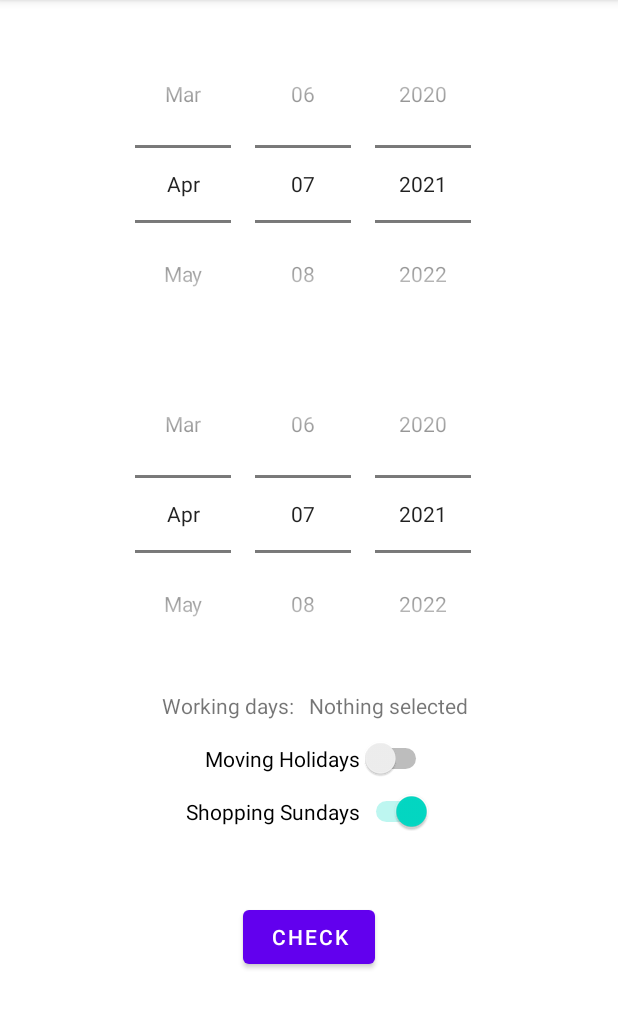
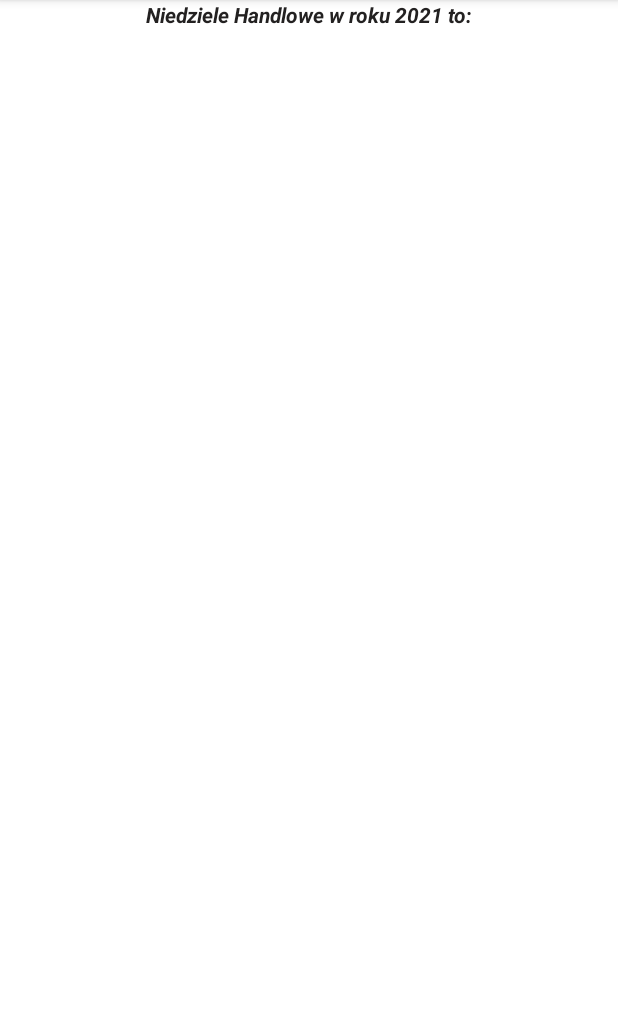
Before and after one commit to ptylczynski/perpetual-callendar, an Android app: the screen it shows after launch (MainActivity before the commit, ShoppingSundaysActivity after it), after a tap on "CHECK", on a phone screen of 412 x 824 dp, the part 84-1113 px from its top. Run offline under Robolectric (Android 15) with nearby library versions, the phone set to English and light mode, and no system bars; 2 other taps on this screen came first.

Commit message:
shopping sundays add

```diff
--- a/app/src/main/java/cloud/ptl/perpetualcallendar/Helpers.java
+++ b/app/src/main/java/cloud/ptl/perpetualcallendar/Helpers.java
@@ -88,7 +88,7 @@ public class Helpers {
         int year = datePicker.getYear();
         LocalDate januaryLastDay = LocalDate.of(year, 1, 31);
         LocalDate aprilLastDay = LocalDate.of(year, 4, 30);
-        LocalDate juneLastDay = LocalDate.of(year, 6, 31);
+        LocalDate juneLastDay = LocalDate.of(year, 6, 30);
         LocalDate augustLastDay = LocalDate.of(year, 8, 31);
         LocalDate xmas = LocalDate.of(year, 12, 25);
         LocalDate easter = Helpers.easterDate(datePicker);
--- a/app/src/main/java/cloud/ptl/perpetualcallendar/MainActivity.java
+++ b/app/src/main/java/cloud/ptl/perpetualcallendar/MainActivity.java
@@ -7,14 +7,11 @@ import androidx.appcompat.app.AppCompatActivity;
 import android.content.Intent;
 import android.os.Build;
 import android.os.Bundle;
-import android.os.Parcelable;
-import android.view.View;
 import android.widget.Button;
 import android.widget.DatePicker;
 import android.widget.Switch;
 import android.widget.TextView;
 
-import java.text.SimpleDateFormat;
 import java.time.LocalDate;
 
 public class MainActivity extends AppCompatActivity {
@@ -95,6 +92,17 @@ public class MainActivity extends AppCompatActivity {
     @RequiresApi(api = Build.VERSION_CODES.O)
     private void callMovingHolidaysActivity(){
         Intent intent = new Intent(this, MovingHolidaysActivity.class);
+        this.addDates(intent);
+        startActivity(intent);
+    }
+
+    private void callShoppingSundaysActivity(){
+        Intent intent = new Intent(this, ShoppingSundaysActivity.class);
+        this.addDates(intent);
+        startActivity(intent);
+    }
+
+    private void addDates(Intent intent){
         intent.putExtra(
                 "start_date",
                 LocalDate.of(
@@ -111,10 +119,5 @@ public class MainActivity extends AppCompatActivity {
                         this.datePicker_end.getDayOfMonth()
                 ).toString()
         );
-        startActivity(intent);
-    }
-
-    private void callShoppingSundaysActivity(){
-
     }
 }
--- a/app/src/main/java/cloud/ptl/perpetualcallendar/MovingHolidaysActivity.java
+++ b/app/src/main/java/cloud/ptl/perpetualcallendar/MovingHolidaysActivity.java
@@ -77,6 +77,11 @@ public class MovingHolidaysActivity extends AppCompatActivity {
         Integer endYear = this.datePicker_end.getYear();
         StringBuilder sb = new StringBuilder();
         for(Integer year = startYear; year < endYear; year++){
+            this.datePicker_start.updateDate(
+                    year,
+                    this.datePicker_start.getMonth(),
+                    this.datePicker_start.getDayOfMonth()
+            );
             sb.append(year.toString()).append("\n");
             sb.append("Popielec: ")
                     .append(Helpers.popielecDate(this.datePicker_start)).append("\n");
@@ -87,11 +92,6 @@ public class MovingHolidaysActivity extends AppCompatActivity {
             sb.append("Początek Adwentu: ")
                     .append(Helpers.adventStartDate(this.datePicker_start).toString()).append("\n");
             sb.append("\n\n");
-            this.datePicker_start.updateDate(
-                    year,
-                    this.datePicker_start.getMonth(),
-                    this.datePicker_start.getDayOfMonth()
-            );
         }
         this.textView_table.setText(sb.toString());
     }
--- a/app/src/main/java/cloud/ptl/perpetualcallendar/ShoppingSundaysActivity.java
+++ b/app/src/main/java/cloud/ptl/perpetualcallendar/ShoppingSundaysActivity.java
@@ -1,14 +1,95 @@
 package cloud.ptl.perpetualcallendar;
 
+import androidx.annotation.RequiresApi;
 import androidx.appcompat.app.AppCompatActivity;
 
+import android.content.Intent;
+import android.os.Build;
 import android.os.Bundle;
+import android.view.View;
+import android.widget.DatePicker;
+import android.widget.TextView;
+
+import java.time.LocalDate;
+import java.util.List;
 
 public class ShoppingSundaysActivity extends AppCompatActivity {
 
+    private DatePicker datePicker_start;
+    private DatePicker datePicker_end;
+    private TextView textView_header;
+    private TextView textView_table;
+
+    @RequiresApi(api = Build.VERSION_CODES.R)
     @Override
     protected void onCreate(Bundle savedInstanceState) {
         super.onCreate(savedInstanceState);
         setContentView(R.layout.activity_shopping_sundays);
+
+        this.datePicker_start = new DatePicker(this);
+        this.datePicker_end = new DatePicker(this);
+
+        this.textView_header = findViewById(R.id.textView_head);
+        this.textView_table = findViewById(R.id.textView_table2);
+
+        Intent intent = getIntent();
+        LocalDate date_start = LocalDate.parse(intent.getStringExtra("start_date"));
+        LocalDate date_end = LocalDate.parse(intent.getStringExtra("end_date"));
+
+        this.datePicker_start.updateDate(
+                date_start.getYear(),
+                date_start.getMonthValue(),
+                date_start.getDayOfMonth()
+        );
+
+        this.datePicker_end.updateDate(
+                date_end.getYear(),
+                date_end.getMonthValue(),
+                date_end.getDayOfMonth()
+        );
+
+        this.setHeader();
+        this.setTable();
+    }
+
+    private void setHeader(){
+        Integer startYear = this.datePicker_start.getYear();
+        Integer endYear = this.datePicker_end.getYear();
+        if (startYear.equals(endYear))
+            this.textView_header.setText(
+                    String.format(
+                            "Niedziele Handlowe w roku %s to:",
+                            startYear
+                    )
+            );
+        else
+            this.textView_header.setText(
+                    String.format(
+                            "Niedziele Handlowe w latach %s - %s to:",
+                            startYear,
+                            endYear
+                    )
+            );
+    }
+
+    @RequiresApi(api = Build.VERSION_CODES.R)
+    private void setTable(){
+        Integer startYear = this.datePicker_start.getYear();
+        Integer endYear = this.datePicker_end.getYear();
+        StringBuilder sb = new StringBuilder();
+        for(Integer year = startYear; year < endYear; year++){
+            sb.append(year).append("\n");
+            this.datePicker_start.updateDate(
+                    year,
+                    this.datePicker_start.getMonth(),
+                    this.datePicker_start.getDayOfMonth()
+            );
+            List<LocalDate> sundays = Helpers.shoppingSundays(datePicker_start);
+            for(LocalDate ld : sundays){
+                sb.append(ld.toString()).append("\n");
+            }
+            sb.append("\n\n");
+        }
+        this.textView_table.setText(sb.toString());
     }
 }
--- a/app/src/main/res/layout/activity_shopping_sundays.xml
+++ b/app/src/main/res/layout/activity_shopping_sundays.xml
@@ -6,4 +6,32 @@
     android:layout_height="match_parent"
     tools:context=".ShoppingSundaysActivity">
 
+    <ScrollView
+        android:layout_width="match_parent"
+        android:layout_height="match_parent"
+        tools:layout_editor_absoluteX="161dp"
+        tools:layout_editor_absoluteY="227dp">
+
+        <LinearLayout
+            android:layout_width="match_parent"
+            android:layout_height="wrap_content"
+            android:orientation="vertical" >
+
+            <TextView
+                android:id="@+id/textView_head"
+                android:layout_width="match_parent"
+                android:layout_height="wrap_content"
+                android:text="TextView"
+                android:textAlignment="center"
+                android:textColor="#232121"
+                android:textStyle="bold|italic" />
+
+            <TextView
+                android:id="@+id/textView_table2"
+                android:layout_width="match_parent"
+                android:layout_height="wrap_content"
+                android:text="TextView"
+                android:textAlignment="center" />
+        </LinearLayout>
+    </ScrollView>
 </androidx.constraintlayout.widget.ConstraintLayout>
```
